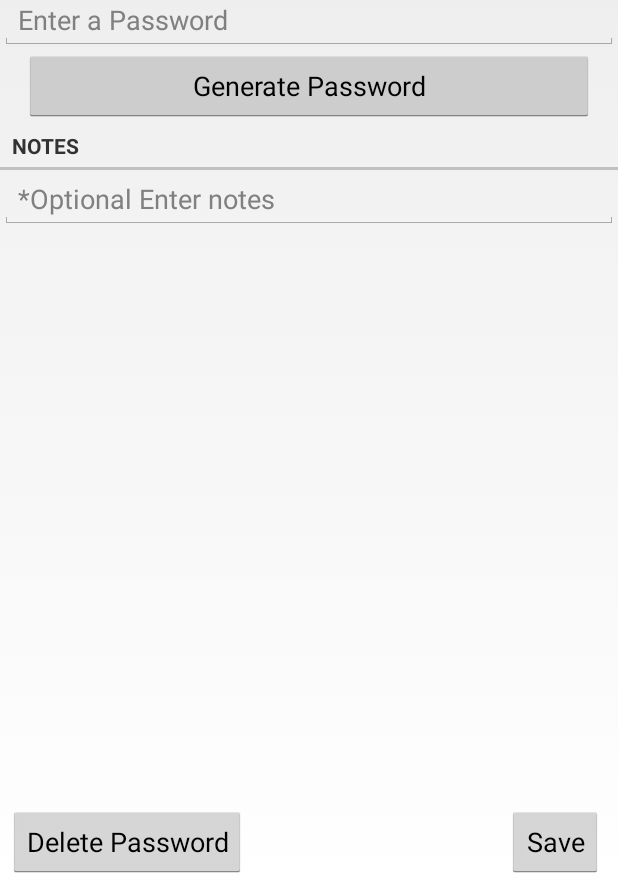
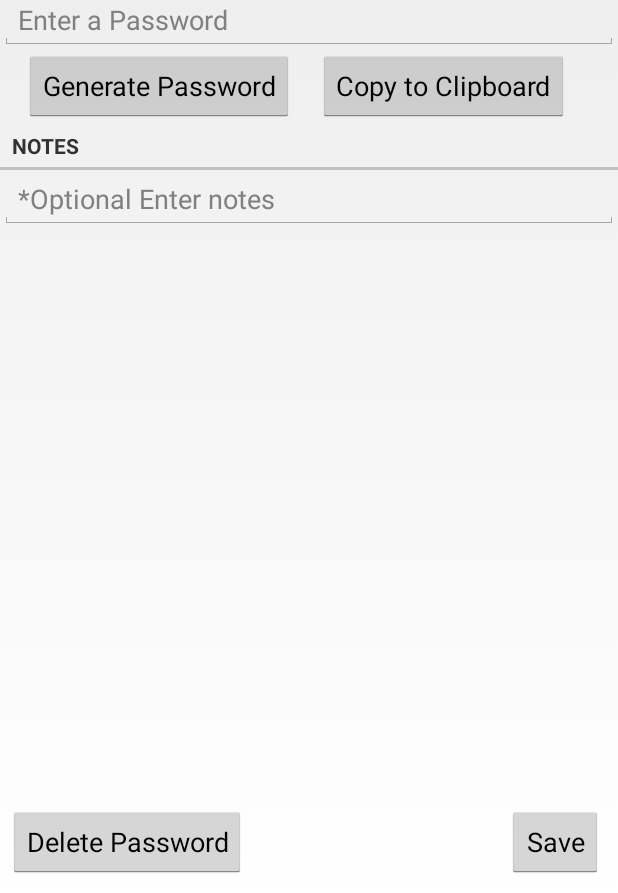
Before and after one commit to javaPhil/PasswordSafe, an Android app: the screen it shows after launch (PasswordPagerActivity), after a tap on "New Password", on a phone screen of 412 x 824 dp, the part 343-1236 px from its top. Run offline under Robolectric (Android 15) with nearby library versions, the phone set to English and light mode, and no system bars.

Commit message:
added copy to clipboard button

```diff
--- a/mobile/src/main/java/com/pwhitman/neonpasswordsafe/PasswordFragment.java
+++ b/mobile/src/main/java/com/pwhitman/neonpasswordsafe/PasswordFragment.java
@@ -1,7 +1,9 @@
 package com.pwhitman.neonpasswordsafe;
 
 
+import android.annotation.TargetApi;
 import android.app.AlertDialog;
+import android.content.Context;
 import android.content.DialogInterface;
 import android.content.Intent;
 import android.os.Build;
@@ -35,6 +37,7 @@ public class PasswordFragment extends Fragment {
     private Button mGeneratePassBtn;
     private Button mDeleteBtn;
     private Button mSaveBtn;
+    private Button mCopyBtn;
 
 
     /**
@@ -143,7 +146,8 @@ public class PasswordFragment extends Fragment {
             @Override
             public void onTextChanged(CharSequence s, int start, int before, int count) {
                 mPassword.setPass(s.toString());
-                //Log.i(TAG, "onTextChanged PasswordField: " + mPassword.getPass());
+                if(s.toString().trim().isEmpty()) mPassword.setPass("");
+
             }
 
             @Override
@@ -184,6 +188,28 @@ public class PasswordFragment extends Fragment {
         });
         mGeneratePassBtn.setEnabled(true);
 
+        mCopyBtn = (Button)v.findViewById(R.id.password_copy_brn);
+        mCopyBtn.setEnabled(true);
+//        if(mPassword.getPass() != null && !mPassword.getPass().isEmpty()){
+//            mCopyBtn.setEnabled(true);
+//        }else{
+//            mCopyBtn.setEnabled(false);
+//        }
+        mCopyBtn.setOnClickListener(new View.OnClickListener() {
+            @SuppressWarnings("deprecation")
+            @TargetApi(11)
+            @Override
+            public void onClick(View v) {
+                if(Build.VERSION.SDK_INT <= Build.VERSION_CODES.HONEYCOMB){
+                    android.text.ClipboardManager clipboard = (android.text.ClipboardManager)getActivity().getSystemService(Context.CLIPBOARD_SERVICE);
+                    clipboard.setText(mPassword.getmPassUtil().decryptString(mPassword.getPass()));
+                }else{
+                    android.content.ClipboardManager clipboard = (android.content.ClipboardManager)getActivity().getSystemService(Context.CLIPBOARD_SERVICE);
+                    android.content.ClipData clip = android.content.ClipData.newPlainText("text label", mPassword.getmPassUtil().decryptString(mPassword.getPass()));
+                    clipboard.setPrimaryClip(clip);
+                }
+            }
+        });
 
         mNotes = (EditText)v.findViewById(R.id.password_notes);
         mNotes.setText(mPassword.getNotes());
--- a/mobile/src/main/java/com/pwhitman/neonpasswordsafe/PasswordUtility.java
+++ b/mobile/src/main/java/com/pwhitman/neonpasswordsafe/PasswordUtility.java
@@ -89,7 +89,7 @@ public class PasswordUtility {
 //
     public String encryptString(String input){
         if(input == null  ||  input.isEmpty()) return null;
-//        Log.i(TAG, "sks: " + sks.toString());
+
         Log.i(TAG, "inputString: " + input);
 
         byte[] encodedBytes = null;
--- a/mobile/src/main/res/layout/fragment_password.xml
+++ b/mobile/src/main/res/layout/fragment_password.xml
@@ -7,7 +7,7 @@
         android:layout_width="match_parent"
         android:layout_height="wrap_content"
         android:text="@string/password_title"
-        style="?android:listSeparatorTextViewStyle"/>
+        style="?android:listSeparatorTextViewStyle" />
     <EditText
         android:layout_width="match_parent"
         android:layout_height="wrap_content"
@@ -33,13 +33,25 @@
         android:layout_height="wrap_content"
         android:id="@+id/password_pass"
         android:hint="@string/password_hint"/>
-    <Button
+    <LinearLayout
         android:layout_width="match_parent"
-        android:layout_height="wrap_content"
-        android:id="@+id/password_generate_btn"
-        android:layout_marginLeft="16dp"
-        android:layout_marginRight="16dp"
-        android:text="@string/password_generate"/>
+        android:layout_height="wrap_content">
+        <Button
+            android:layout_width="wrap_content"
+            android:layout_height="wrap_content"
+            android:id="@+id/password_generate_btn"
+            android:layout_marginLeft="16dp"
+            android:layout_marginRight="8dp"
+            android:text="@string/password_generate"/>
+        <Button
+            android:layout_width="wrap_content"
+            android:layout_height="wrap_content"
+            android:id="@+id/password_copy_brn"
+            android:text="@string/copy_btn"
+            android:layout_marginLeft="8dp"
+            android:layout_marginRight="16dp"/>
+    </LinearLayout>
+
     <TextView
         android:layout_width="match_parent"
         android:layout_height="wrap_content"
--- a/mobile/src/main/res/values/strings.xml
+++ b/mobile/src/main/res/values/strings.xml
@@ -21,4 +21,5 @@
     <string name="alert_delete_message">Are you sure you want to delete this Password?</string>
     <string name="alert_change_password_title">Generate Password</string>
     <string name="alert_change_password_message">Generate Password?</string>
+    <string name="copy_btn">Copy to Clipboard</string>
 </resources>
```
